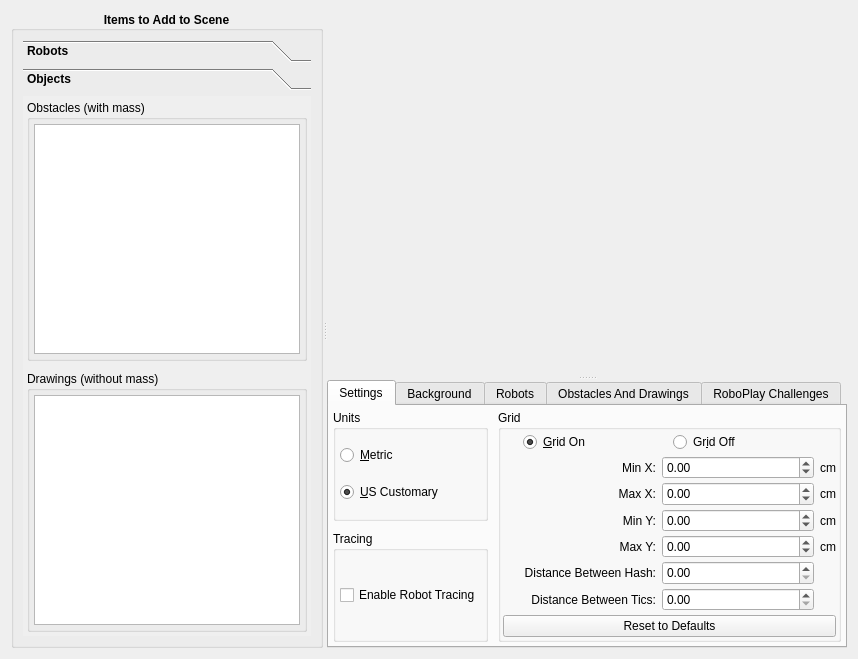
First picture: the form in forms/robosimwidget.ui, repository gucwakj/RoboSim, before the edit.
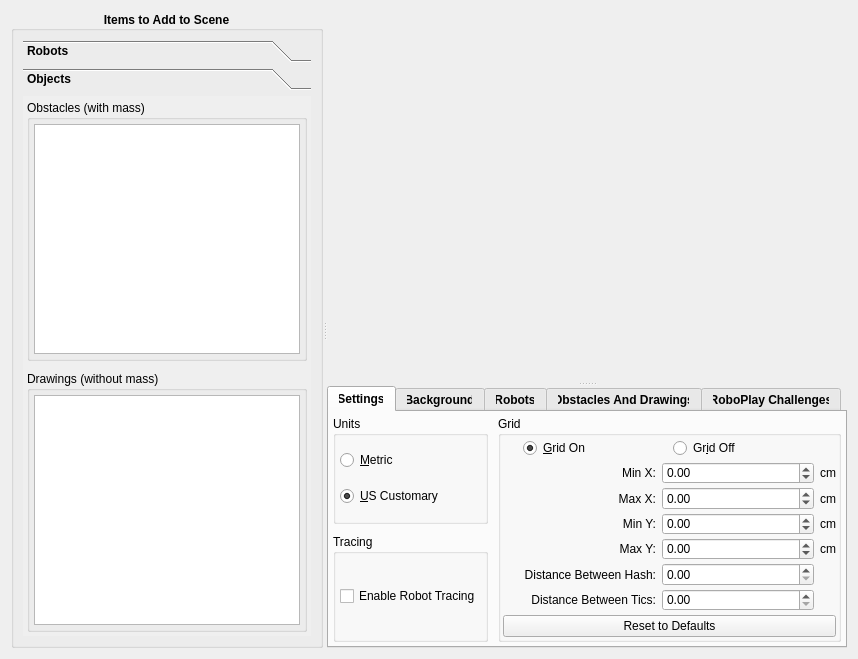
Second picture: the form after the edit. Custom widgets are drawn as their Qt base class.

Commit message: force tab widths (windows doesn't expand automatically)

```diff
--- a/forms/robosimwidget.ui
+++ b/forms/robosimwidget.ui
@@ -657,6 +657,9 @@
        <property name="acceptDrops">
         <bool>false</bool>
        </property>
+       <property name="styleSheet">
+        <string notr="true">QTabBar::tab { font-weight: bold; width: 13em;}</string>
+       </property>
        <property name="tabPosition">
         <enum>QTabWidget::North</enum>
        </property>
```
Left out of the diff: 8 changed lines with no effect on the pictures. The commit also changes 1 other file.
